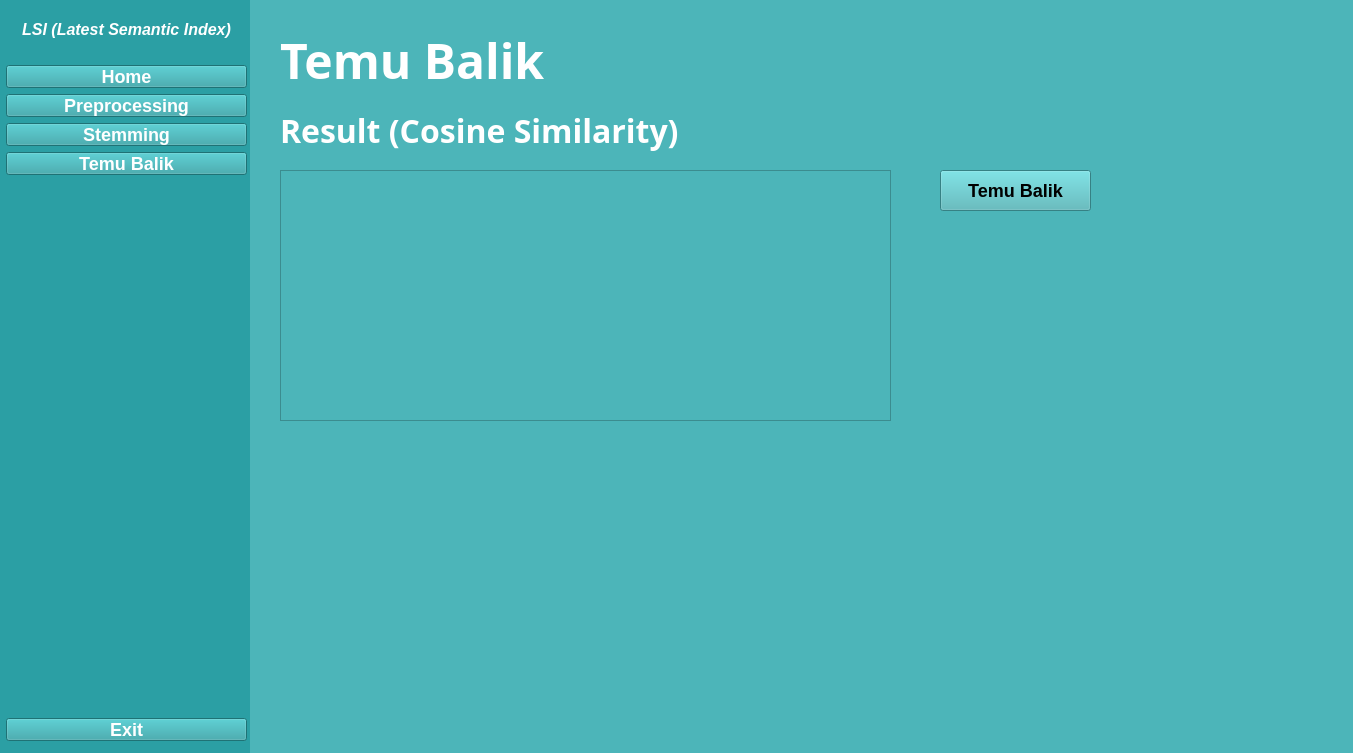
First picture: the form in menu.ui, repository TaffanM/LSI-GUI-DATA-MINING, before the edit.
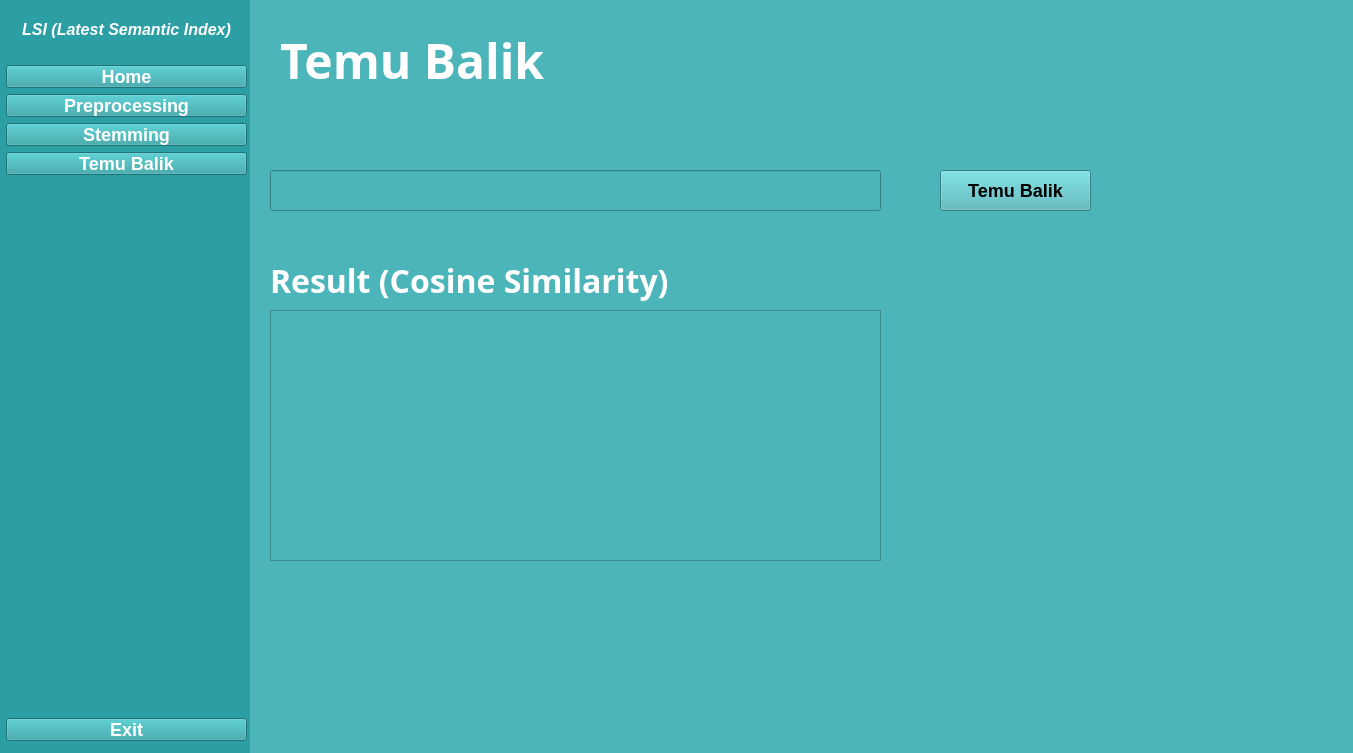
Second picture: the form after the edit.

Commit message: add the process of LSI

Diff of the .ui file:
```diff
--- a/menu.ui
+++ b/menu.ui
@@ -377,8 +377,8 @@
      <widget class="QLabel" name="label_6">
       <property name="geometry">
        <rect>
-        <x>30</x>
-        <y>100</y>
+        <x>20</x>
+        <y>250</y>
         <width>421</width>
         <height>61</height>
        </rect>
@@ -401,8 +401,8 @@
      <widget class="QListView" name="listView">
       <property name="geometry">
        <rect>
-        <x>30</x>
-        <y>170</y>
+        <x>20</x>
+        <y>310</y>
         <width>611</width>
         <height>251</height>
        </rect>
@@ -435,6 +435,19 @@
        <string>Temu Balik</string>
       </property>
      </widget>
+     <widget class="QLineEdit" name="lineEdit">
+      <property name="geometry">
+       <rect>
+        <x>20</x>
+        <y>170</y>
+        <width>611</width>
+        <height>41</height>
+       </rect>
+      </property>
+      <property name="inputMask">
+       <string/>
+      </property>
+     </widget>
     </widget>
    </widget>
   </widget>
```
Left out of the diff: 19 changed lines with no effect on the pictures. The commit also changes 1 other file.
